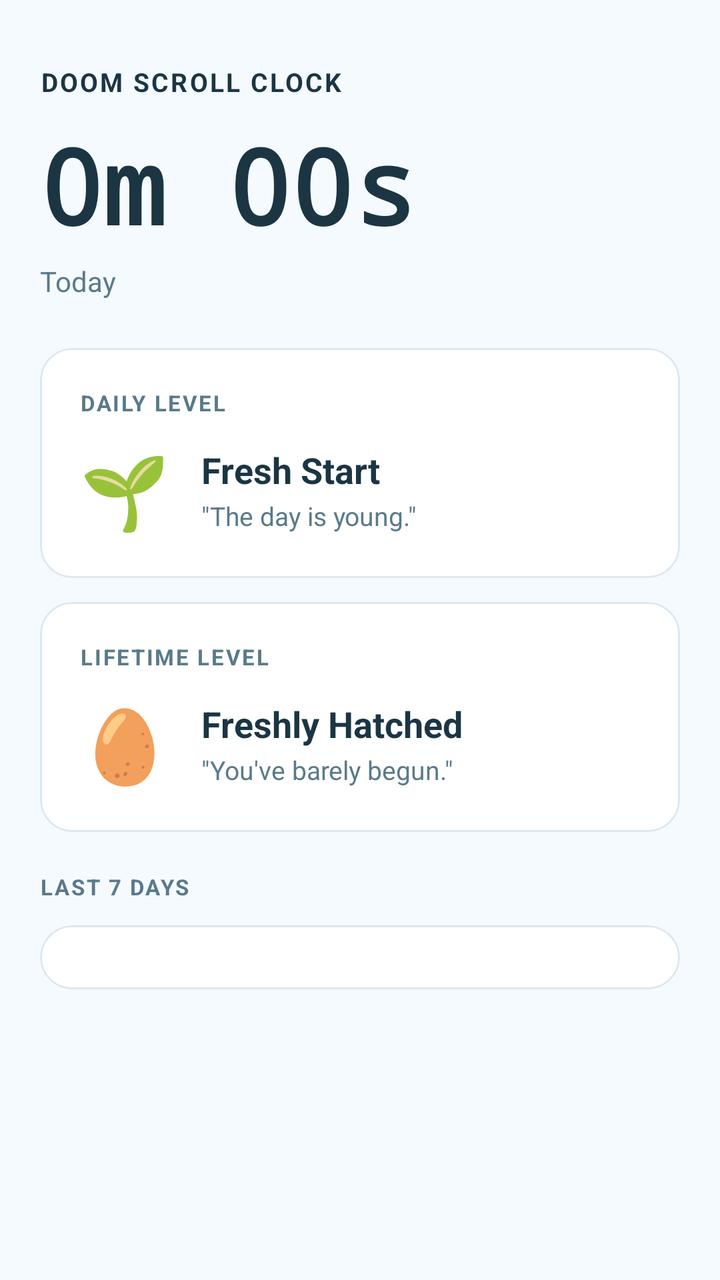
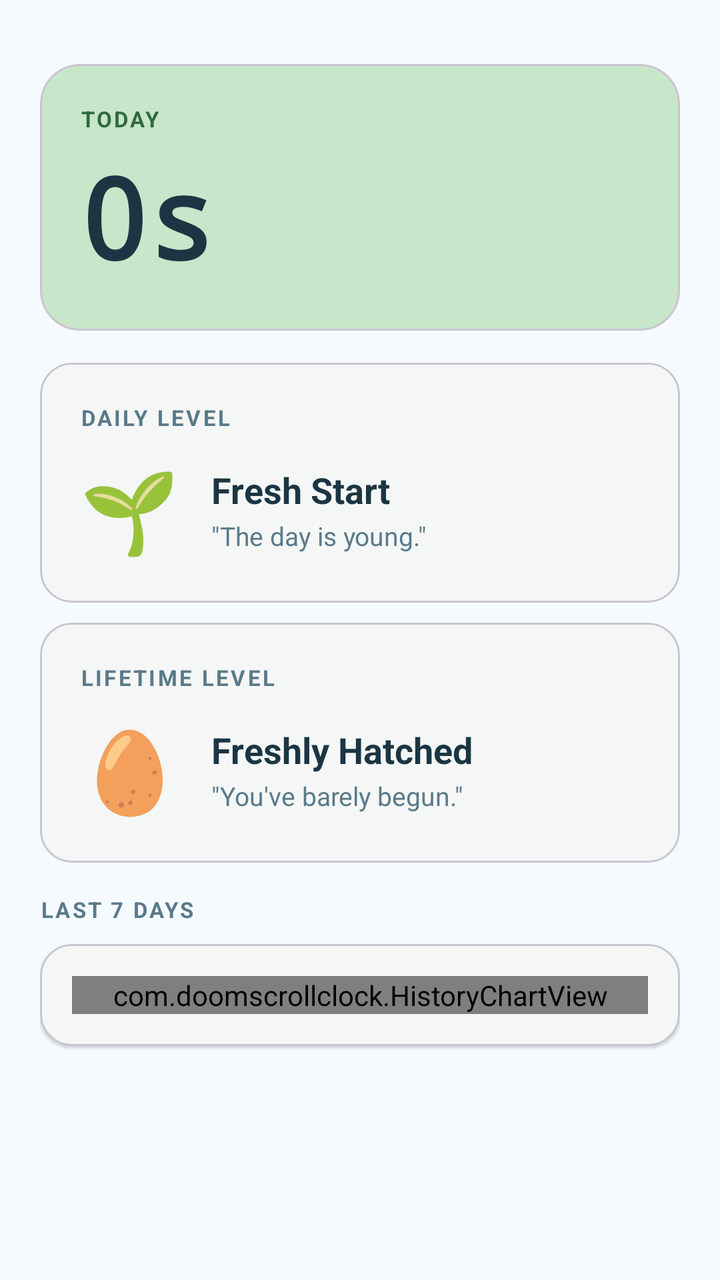

Screens rendered from an Android XML layout before and after an edit, with the pre-edit source and the edit as a unified diff.
<!-- AndroidManifest.xml: application theme Theme.DoomScrollClock -->
<!-- res/layout/fragment_time.xml -->
<?xml version="1.0" encoding="utf-8"?>
<ScrollView
    xmlns:android="http://schemas.android.com/apk/res/android"
    xmlns:app="http://schemas.android.com/apk/res-auto"
    android:layout_width="match_parent"
    android:layout_height="match_parent"
    android:background="@color/colorBackground"
    android:fillViewport="false">

    <LinearLayout
        android:layout_width="match_parent"
        android:layout_height="wrap_content"
        android:orientation="vertical"
        android:paddingHorizontal="20dp"
        android:paddingTop="32dp"
        android:paddingBottom="16dp">

        
        <TextView
            android:layout_width="wrap_content"
            android:layout_height="wrap_content"
            android:text="@string/app_name"
            android:textColor="@color/colorOnSurface"
            android:textSize="13sp"
            android:textStyle="bold"
            android:letterSpacing="0.08"
            android:textAllCaps="true"
            android:layout_marginBottom="8dp" />

        
        <TextView
            android:id="@+id/hero_time"
            android:layout_width="wrap_content"
            android:layout_height="wrap_content"
            android:text="0m 00s"
            android:textColor="@color/colorOnSurface"
            android:textSize="52sp"
            android:textStyle="bold"
            android:fontFamily="monospace"
            android:layout_marginBottom="4dp" />

        <TextView
            android:layout_width="wrap_content"
            android:layout_height="wrap_content"
            android:text="@string/today_label"
            android:textColor="@color/colorOnSurfaceVariant"
            android:textSize="14sp"
            android:layout_marginBottom="24dp" />

        
        <com.google.android.material.card.MaterialCardView
            android:layout_width="match_parent"
            android:layout_height="wrap_content"
            app:cardBackgroundColor="@color/colorSurface"
            app:cardCornerRadius="16dp"
            app:cardElevation="0dp"
            app:strokeColor="@color/colorDivider"
            app:strokeWidth="1dp"
            android:layout_marginBottom="12dp">

            <LinearLayout
                android:layout_width="match_parent"
                android:layout_height="wrap_content"
                android:orientation="vertical"
                android:padding="20dp">

                <TextView
                    android:layout_width="wrap_content"
                    android:layout_height="wrap_content"
                    android:text="@string/daily_level_label"
                    android:textColor="@color/colorOnSurfaceVariant"
                    android:textSize="11sp"
                    android:textStyle="bold"
                    android:letterSpacing="0.08"
                    android:textAllCaps="true"
                    android:layout_marginBottom="12dp" />

                <LinearLayout
                    android:layout_width="match_parent"
                    android:layout_height="wrap_content"
                    android:orientation="horizontal"
                    android:gravity="center_vertical">

                    <TextView
                        android:id="@+id/daily_level_emoji"
                        android:layout_width="wrap_content"
                        android:layout_height="wrap_content"
                        android:text="🌱"
                        android:textSize="36sp"
                        android:layout_marginEnd="16dp" />

                    <LinearLayout
                        android:layout_width="0dp"
                        android:layout_height="wrap_content"
                        android:layout_weight="1"
                        android:orientation="vertical">

                        <TextView
                            android:id="@+id/daily_level_title"
                            android:layout_width="wrap_content"
                            android:layout_height="wrap_content"
                            android:text="Fresh Start"
                            android:textColor="@color/colorOnSurface"
                            android:textSize="18sp"
                            android:textStyle="bold" />

                        <TextView
                            android:id="@+id/daily_level_tagline"
                            android:layout_width="wrap_content"
                            android:layout_height="wrap_content"
                            android:text="&quot;The day is young.&quot;"
                            android:textColor="@color/colorOnSurfaceVariant"
                            android:textSize="13sp"
                            android:layout_marginTop="2dp" />

                    </LinearLayout>

                </LinearLayout>

            </LinearLayout>

        </com.google.android.material.card.MaterialCardView>

        
        <com.google.android.material.card.MaterialCardView
            android:layout_width="match_parent"
            android:layout_height="wrap_content"
            app:cardBackgroundColor="@color/colorSurface"
            app:cardCornerRadius="16dp"
            app:cardElevation="0dp"
            app:strokeColor="@color/colorDivider"
            app:strokeWidth="1dp"
            android:layout_marginBottom="12dp">

            <LinearLayout
                android:layout_width="match_parent"
                android:layout_height="wrap_content"
                android:orientation="vertical"
                android:padding="20dp">

                <TextView
                    android:layout_width="wrap_content"
                    android:layout_height="wrap_content"
                    android:text="@string/lifetime_level_label"
                    android:textColor="@color/colorOnSurfaceVariant"
                    android:textSize="11sp"
                    android:textStyle="bold"
                    android:letterSpacing="0.08"
                    android:textAllCaps="true"
                    android:layout_marginBottom="12dp" />

                <LinearLayout
                    android:layout_width="match_parent"
                    android:layout_height="wrap_content"
                    android:orientation="horizontal"
                    android:gravity="center_vertical">

                    <TextView
                        android:id="@+id/lifetime_level_emoji"
                        android:layout_width="wrap_content"
                        android:layout_height="wrap_content"
                        android:text="🥚"
                        android:textSize="36sp"
                        android:layout_marginEnd="16dp" />

                    <LinearLayout
                        android:layout_width="0dp"
                        android:layout_height="wrap_content"
                        android:layout_weight="1"
                        android:orientation="vertical">

                        <TextView
                            android:id="@+id/lifetime_level_title"
                            android:layout_width="wrap_content"
                            android:layout_height="wrap_content"
                            android:text="Freshly Hatched"
                            android:textColor="@color/colorOnSurface"
                            android:textSize="18sp"
                            android:textStyle="bold" />

                        <TextView
                            android:id="@+id/lifetime_level_tagline"
                            android:layout_width="wrap_content"
                            android:layout_height="wrap_content"
                            android:text="&quot;You've barely begun.&quot;"
                            android:textColor="@color/colorOnSurfaceVariant"
                            android:textSize="13sp"
                            android:layout_marginTop="2dp" />

                    </LinearLayout>

                </LinearLayout>

            </LinearLayout>

        </com.google.android.material.card.MaterialCardView>

        
        <com.google.android.material.card.MaterialCardView
            android:id="@+id/card_time_fact"
            android:layout_width="match_parent"
            android:layout_height="wrap_content"
            app:cardBackgroundColor="@color/colorPrimaryContainer"
            app:cardCornerRadius="16dp"
            app:cardElevation="0dp"
            app:strokeWidth="0dp"
            android:layout_marginBottom="12dp"
            android:visibility="gone">

            <LinearLayout
                android:layout_width="match_parent"
                android:layout_height="wrap_content"
                android:orientation="vertical"
                android:padding="20dp">

                <TextView
                    android:layout_width="wrap_content"
                    android:layout_height="wrap_content"
                    android:text="@string/time_fact_label"
                    android:textColor="@color/colorPrimaryVariant"
                    android:textSize="11sp"
                    android:textStyle="bold"
                    android:letterSpacing="0.08"
                    android:textAllCaps="true"
                    android:layout_marginBottom="12dp" />

                <LinearLayout
                    android:layout_width="match_parent"
                    android:layout_height="wrap_content"
                    android:orientation="horizontal"
                    android:gravity="center_vertical">

                    <TextView
                        android:id="@+id/time_fact_emoji"
                        android:layout_width="wrap_content"
                        android:layout_height="wrap_content"
                        android:textSize="32sp"
                        android:layout_marginEnd="16dp" />

                    <TextView
                        android:id="@+id/time_fact_text"
                        android:layout_width="0dp"
                        android:layout_height="wrap_content"
                        android:layout_weight="1"
                        android:textColor="@color/colorOnSurface"
                        android:textSize="15sp" />

                </LinearLayout>

            </LinearLayout>

        </com.google.android.material.card.MaterialCardView>

        
        <TextView
            android:layout_width="wrap_content"
            android:layout_height="wrap_content"
            android:text="@string/last_7_days_label"
            android:textColor="@color/colorOnSurfaceVariant"
            android:textSize="11sp"
            android:textStyle="bold"
            android:letterSpacing="0.08"
            android:textAllCaps="true"
            android:layout_marginBottom="12dp"
            android:layout_marginTop="8dp" />

        <com.google.android.material.card.MaterialCardView
            android:layout_width="match_parent"
            android:layout_height="wrap_content"
            app:cardBackgroundColor="@color/colorSurface"
            app:cardCornerRadius="16dp"
            app:cardElevation="0dp"
            app:strokeColor="@color/colorDivider"
            app:strokeWidth="1dp"
            android:layout_marginBottom="8dp">

            <LinearLayout
                android:id="@+id/history_container"
                android:layout_width="match_parent"
                android:layout_height="wrap_content"
                android:orientation="vertical"
                android:padding="16dp" />

        </com.google.android.material.card.MaterialCardView>

    </LinearLayout>

</ScrollView>
<!-- resources referenced by this layout -->
<resources>
  <color name="colorBackground">#F5FAFF</color>
  <color name="colorDivider">#DDE8EF</color>
  <color name="colorOnSurface">#1B3543</color>
  <color name="colorOnSurfaceVariant">#5A7A8A</color>
  <color name="colorPrimaryContainer">#C8E6C9</color>
  <color name="colorPrimaryVariant">#235E34</color>
  <color name="colorSurface">#FFFFFF</color>
  <string name="app_name">Doom Scroll Clock</string>
  <string name="daily_level_label">Daily Level</string>
  <string name="last_7_days_label">Last 7 days</string>
  <string name="lifetime_level_label">Lifetime Level</string>
  <string name="time_fact_label">That\'s the same as…</string>
  <string name="today_label">Today</string>
  <style name="Theme.DoomScrollClock" parent="Theme.Material3.DayNight.NoActionBar">
          <item name="colorPrimary">@color/colorPrimary</item>
          <item name="colorPrimaryVariant">@color/colorPrimaryVariant</item>
          <item name="colorSecondary">@color/colorPrimary</item>
          <item name="colorOnPrimary">@color/colorOnPrimary</item>
          <item name="colorSurface">@color/colorSurface</item>
          <item name="colorOnSurface">@color/colorOnSurface</item>
          <item name="android:colorBackground">@color/colorBackground</item>
          <item name="android:windowBackground">@color/colorBackground</item>
          <item name="android:statusBarColor">@color/colorBackground</item>
          <item name="android:windowLightStatusBar">true</item>
          <item name="bottomNavigationStyle">@style/Widget.App.BottomNavigation</item>
      </style>
  <color name="colorPrimary">#306B3F</color>
  <color name="colorOnPrimary">#FFFFFF</color>
  <style name="Widget.App.BottomNavigation" parent="Widget.Material3.BottomNavigationView">
          <item name="android:background">@color/colorNavBackground</item>
          <item name="elevation">0dp</item>
          <item name="labelVisibilityMode">labeled</item>
          <item name="itemIconTint">@color/nav_item_color</item>
          <item name="itemTextColor">@color/nav_item_color</item>
      </style>
  <color name="colorNavBackground">#FFFFFF</color>
</resources>

<!-- the commit's change to res/layout/fragment_time.xml (unified diff, before → after) -->
@@ -16,36 +16,44 @@
         android:paddingBottom="16dp">
 
         
-        <TextView
-            android:layout_width="wrap_content"
-            android:layout_height="wrap_content"
-            android:text="@string/app_name"
-            android:textColor="@color/colorOnSurface"
-            android:textSize="13sp"
-            android:textStyle="bold"
-            android:letterSpacing="0.08"
-            android:textAllCaps="true"
-            android:layout_marginBottom="8dp" />
-
-        
-        <TextView
-            android:id="@+id/hero_time"
-            android:layout_width="wrap_content"
-            android:layout_height="wrap_content"
-            android:text="0m 00s"
-            android:textColor="@color/colorOnSurface"
-            android:textSize="52sp"
-            android:textStyle="bold"
-            android:fontFamily="monospace"
-            android:layout_marginBottom="4dp" />
-
-        <TextView
-            android:layout_width="wrap_content"
-            android:layout_height="wrap_content"
-            android:text="@string/today_label"
-            android:textColor="@color/colorOnSurfaceVariant"
-            android:textSize="14sp"
-            android:layout_marginBottom="24dp" />
+        <com.google.android.material.card.MaterialCardView
+            android:layout_width="match_parent"
+            android:layout_height="wrap_content"
+            app:cardBackgroundColor="@color/colorPrimaryContainer"
+            app:cardCornerRadius="20dp"
+            app:cardElevation="0dp"
+            android:layout_marginBottom="16dp">
+
+            <LinearLayout
+                android:layout_width="match_parent"
+                android:layout_height="wrap_content"
+                android:orientation="vertical"
+                android:padding="20dp">
+
+                <TextView
+                    android:layout_width="wrap_content"
+                    android:layout_height="wrap_content"
+                    android:text="@string/today_label"
+                    android:textColor="@color/colorPrimary"
+                    android:textSize="11sp"
+                    android:textStyle="bold"
+                    android:letterSpacing="0.1"
+                    android:textAllCaps="true"
+                    android:layout_marginBottom="4dp" />
+
+                <TextView
+                    android:id="@+id/hero_time"
+                    android:layout_width="wrap_content"
+                    android:layout_height="wrap_content"
+                    android:text="0s"
+                    android:textColor="@color/colorOnSurface"
+                    android:textSize="56sp"
+                    android:textStyle="bold"
+                    android:fontFamily="monospace" />
+
+            </LinearLayout>
+
+        </com.google.android.material.card.MaterialCardView>
 
         
         <com.google.android.material.card.MaterialCardView
@@ -53,10 +61,8 @@
             android:layout_height="wrap_content"
             app:cardBackgroundColor="@color/colorSurface"
             app:cardCornerRadius="16dp"
-            app:cardElevation="0dp"
-            app:strokeColor="@color/colorDivider"
-            app:strokeWidth="1dp"
-            android:layout_marginBottom="12dp">
+            app:cardElevation="1dp"
+            android:layout_marginBottom="10dp">
 
             <LinearLayout
                 android:layout_width="match_parent"
@@ -71,7 +77,7 @@
                     android:textColor="@color/colorOnSurfaceVariant"
                     android:textSize="11sp"
                     android:textStyle="bold"
-                    android:letterSpacing="0.08"
+                    android:letterSpacing="0.1"
                     android:textAllCaps="true"
                     android:layout_marginBottom="12dp" />
 
@@ -86,7 +92,7 @@
                         android:layout_width="wrap_content"
                         android:layout_height="wrap_content"
                         android:text="🌱"
-                        android:textSize="36sp"
+                        android:textSize="40sp"
                         android:layout_marginEnd="16dp" />
 
                     <LinearLayout
@@ -127,10 +133,8 @@
             android:layout_height="wrap_content"
             app:cardBackgroundColor="@color/colorSurface"
             app:cardCornerRadius="16dp"
-            app:cardElevation="0dp"
-            app:strokeColor="@color/colorDivider"
-            app:strokeWidth="1dp"
-            android:layout_marginBottom="12dp">
+            app:cardElevation="1dp"
+            android:layout_marginBottom="10dp">
 
             <LinearLayout
                 android:layout_width="match_parent"
@@ -145,7 +149,7 @@
                     android:textColor="@color/colorOnSurfaceVariant"
                     android:textSize="11sp"
                     android:textStyle="bold"
-                    android:letterSpacing="0.08"
+                    android:letterSpacing="0.1"
                     android:textAllCaps="true"
                     android:layout_marginBottom="12dp" />
 
@@ -160,7 +164,7 @@
                         android:layout_width="wrap_content"
                         android:layout_height="wrap_content"
                         android:text="🥚"
-                        android:textSize="36sp"
+                        android:textSize="40sp"
                         android:layout_marginEnd="16dp" />
 
                     <LinearLayout
@@ -203,8 +207,7 @@
             app:cardBackgroundColor="@color/colorPrimaryContainer"
             app:cardCornerRadius="16dp"
             app:cardElevation="0dp"
-            app:strokeWidth="0dp"
-            android:layout_marginBottom="12dp"
+            android:layout_marginBottom="10dp"
             android:visibility="gone">
 
             <LinearLayout
@@ -217,10 +220,10 @@
                     android:layout_width="wrap_content"
                     android:layout_height="wrap_content"
                     android:text="@string/time_fact_label"
-                    android:textColor="@color/colorPrimaryVariant"
-                    android:textSize="11sp"
-                    android:textStyle="bold"
-                    android:letterSpacing="0.08"
+                    android:textColor="@color/colorPrimary"
+                    android:textSize="11sp"
+                    android:textStyle="bold"
+                    android:letterSpacing="0.1"
                     android:textAllCaps="true"
                     android:layout_marginBottom="12dp" />
 
@@ -259,27 +262,31 @@
             android:textColor="@color/colorOnSurfaceVariant"
             android:textSize="11sp"
             android:textStyle="bold"
-            android:letterSpacing="0.08"
+            android:letterSpacing="0.1"
             android:textAllCaps="true"
-            android:layout_marginBottom="12dp"
-            android:layout_marginTop="8dp" />
+            android:layout_marginBottom="10dp"
+            android:layout_marginTop="6dp" />
 
         <com.google.android.material.card.MaterialCardView
             android:layout_width="match_parent"
             android:layout_height="wrap_content"
             app:cardBackgroundColor="@color/colorSurface"
             app:cardCornerRadius="16dp"
-            app:cardElevation="0dp"
-            app:strokeColor="@color/colorDivider"
-            app:strokeWidth="1dp"
+            app:cardElevation="1dp"
             android:layout_marginBottom="8dp">
 
             <LinearLayout
-                android:id="@+id/history_container"
-                android:layout_width="match_parent"
-                android:layout_height="wrap_content"
-                android:orientation="vertical"
-                android:padding="16dp" />
+                android:layout_width="match_parent"
+                android:layout_height="wrap_content"
+                android:orientation="vertical"
+                android:padding="16dp">
+
+                <com.doomscrollclock.HistoryChartView
+                    android:id="@+id/history_chart"
+                    android:layout_width="match_parent"
+                    android:layout_height="wrap_content" />
+
+            </LinearLayout>
 
         </com.google.android.material.card.MaterialCardView>
 
<!-- resource entries referenced after the edit -->
@@ -1,13 +1,11 @@
 <!-- resources referenced by this layout -->
 <resources>
   <color name="colorBackground">#F5FAFF</color>
-  <color name="colorDivider">#DDE8EF</color>
   <color name="colorOnSurface">#1B3543</color>
   <color name="colorOnSurfaceVariant">#5A7A8A</color>
   <color name="colorPrimaryContainer">#C8E6C9</color>
   <color name="colorPrimaryVariant">#235E34</color>
   <color name="colorSurface">#FFFFFF</color>
-  <string name="app_name">Doom Scroll Clock</string>
   <string name="daily_level_label">Daily Level</string>
   <string name="last_7_days_label">Last 7 days</string>
   <string name="lifetime_level_label">Lifetime Level</string>
